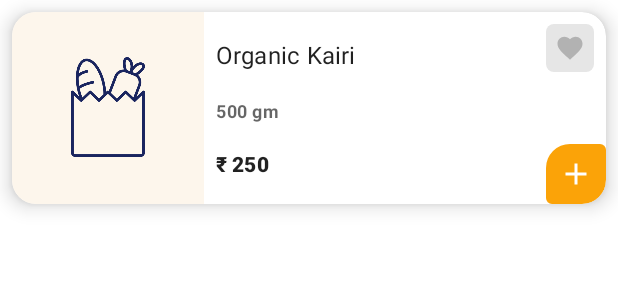
After one commit to Kshitij09/TazaBazar, an Android app: the layout product_row_item_view.xml on its own in the app's theme, with its tools: preview values and no code run, on a phone screen of 412 x 824 dp. The commit adds this screen. Shown: the top 300 px of the screen. Run offline under Robolectric (Android 15) with nearby library versions, the phone set to English and light mode, and no system bars.

Commit message:
Rename existing and add new item_view for row layout
Signed-off-by: Kshitij Patil <kshitijpatil98@gmail.com>

```diff
--- /dev/null
+++ b/app/src/main/res/layout/product_row_item_view.xml
@@ -0,0 +1,89 @@
+<?xml version="1.0" encoding="utf-8"?>
+<com.google.android.material.card.MaterialCardView xmlns:android="http://schemas.android.com/apk/res/android"
+    xmlns:app="http://schemas.android.com/apk/res-auto"
+    xmlns:tools="http://schemas.android.com/tools"
+    android:layout_width="match_parent"
+    android:layout_height="wrap_content"
+    android:layout_margin="8dp"
+    app:cardCornerRadius="@dimen/product_item_card_radius"
+    app:cardElevation="8dp">
+
+    <androidx.constraintlayout.widget.ConstraintLayout
+        android:layout_width="match_parent"
+        android:layout_height="wrap_content">
+
+        <ImageView
+            android:id="@+id/iv_image"
+            android:layout_width="@dimen/product_item_preview_height"
+            android:layout_height="@dimen/product_item_preview_height"
+            android:scaleType="fitCenter"
+            app:layout_constraintBottom_toBottomOf="parent"
+            app:layout_constraintStart_toStartOf="parent"
+            app:layout_constraintTop_toTopOf="parent"
+            app:layout_constraintVertical_bias="0.5"
+            tools:srcCompat="@drawable/product_preview_placeholder" />
+
+        <com.google.android.material.button.MaterialButton
+            android:id="@+id/btn_favorite"
+            style="@style/Widget.App.FavoriteButton"
+            android:layout_width="@dimen/product_item_favorite_btn_size"
+            android:layout_height="@dimen/product_item_favorite_btn_size"
+            android:layout_marginTop="@dimen/product_item_favorite_margin_top_end"
+            android:layout_marginEnd="@dimen/product_item_favorite_margin_top_end"
+            app:backgroundTint="@color/tzb_gray_100"
+            app:icon="@drawable/favorite_filled"
+            app:iconSize="@dimen/product_item_favorite_icon_size"
+            app:iconTint="@color/tzb_gray_200"
+            app:layout_constraintEnd_toEndOf="parent"
+            app:layout_constraintTop_toTopOf="parent" />
+
+        <TextView
+            android:id="@+id/tv_name"
+            android:layout_width="0dp"
+            android:layout_height="wrap_content"
+            android:layout_marginStart="8dp"
+            android:textAppearance="@style/TextAppearance.MaterialComponents.Subtitle1"
+            app:layout_constraintBottom_toTopOf="@+id/tv_quantity_label"
+            app:layout_constraintStart_toEndOf="@id/iv_image"
+            app:layout_constraintTop_toTopOf="parent"
+            tools:text="Organic Kairi" />
+
+        <TextView
+            android:id="@+id/tv_price"
+            android:layout_width="wrap_content"
+            android:layout_height="wrap_content"
+            android:textAppearance="@style/TextAppearance.MaterialComponents.Subtitle2"
+            android:textStyle="bold"
+            app:layout_constraintBottom_toBottomOf="parent"
+            app:layout_constraintStart_toStartOf="@id/tv_name"
+            app:layout_constraintTop_toBottomOf="@+id/tv_quantity_label"
+            tools:text="\u20B9 250" />
+
+        <TextView
+            android:id="@+id/tv_quantity_label"
+            android:layout_width="wrap_content"
+            android:layout_height="wrap_content"
+            android:textAppearance="@style/TextAppearance.MaterialComponents.Caption"
+            android:textStyle="bold"
+            app:layout_constraintBottom_toTopOf="@+id/tv_price"
+            app:layout_constraintStart_toStartOf="@id/tv_name"
+            app:layout_constraintTop_toBottomOf="@+id/tv_name"
+            tools:text="500 gm" />
+
+        <com.google.android.material.button.MaterialButton
+            android:id="@+id/btn_cart"
+            style="@style/Widget.App.Button.OutlinedButton.IconOnly"
+            android:layout_width="@dimen/cart_button_size"
+            android:layout_height="40dp"
+            app:backgroundTint="@color/tzb_orange"
+            app:icon="@drawable/ic_add"
+            app:iconGravity="start"
+            app:iconSize="24dp"
+            app:iconTint="@color/white"
+            app:layout_constraintBottom_toBottomOf="parent"
+            app:layout_constraintEnd_toEndOf="parent"
+            app:shapeAppearance="@style/ShapeAppearance.App.CartButton"
+            app:strokeColor="@color/tzb_orange" />
+
+    </androidx.constraintlayout.widget.ConstraintLayout>
+</com.google.android.material.card.MaterialCardView>
--- a/app/src/main/res/values/themes.xml
+++ b/app/src/main/res/values/themes.xml
@@ -31,7 +31,7 @@
         <item name="android:insetLeft">0dp</item>
         <item name="iconPadding">0dp</item>
         <item name="iconGravity">textStart</item>
-        <item name="android:padding">0dp</item>
+        <item name="android:padding">8dp</item>
     </style>
 
     <style name="Widget.App.FavoriteButton" parent="Widget.MaterialComponents.Button.TextButton">
```
Also changed, not shown: app/src/main/res/layout/product_grid_item_view.xml (renamed from app/src/main/res/layout/product_item_view.xml).
